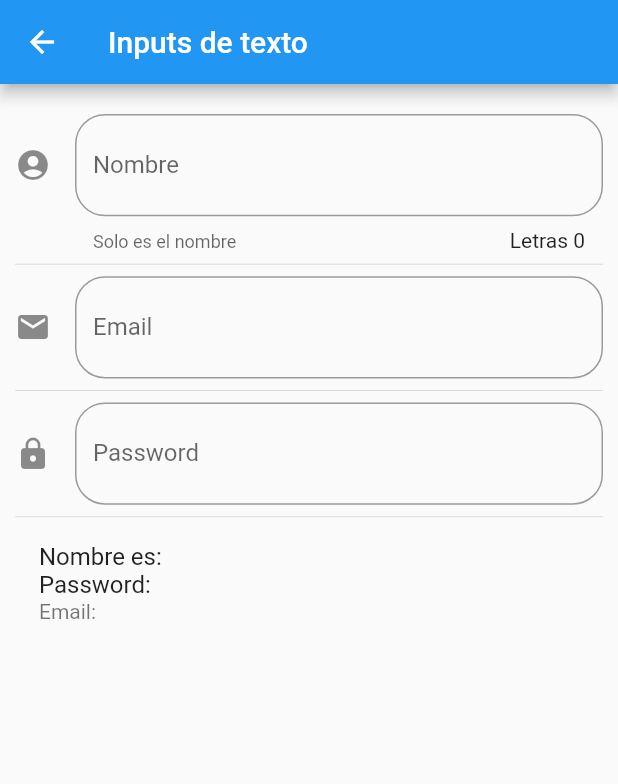
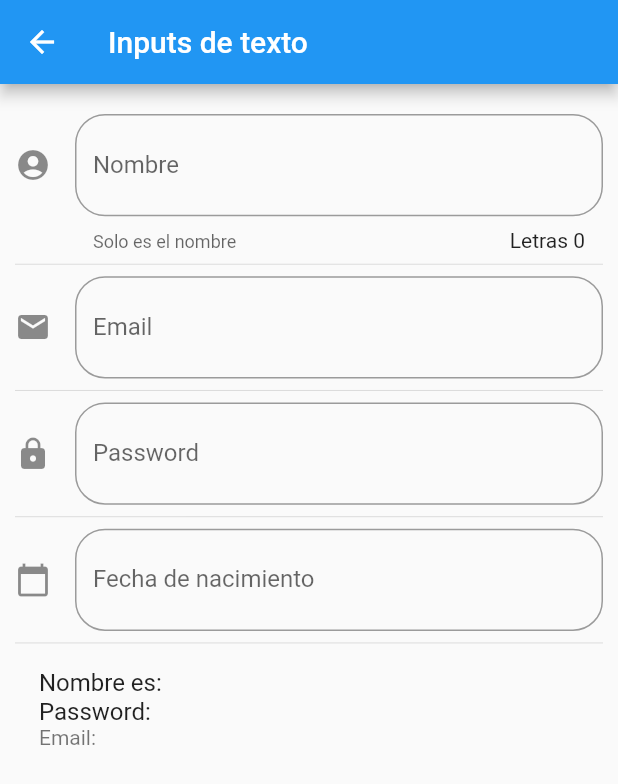
Before and after one commit to vinsfran/componentes, a Flutter app: the InputPage screen opened by its route, on a phone screen of 412 x 824 dp. Shown: the top 784 px of the screen. Run offline on Flutter 3.47's test engine with Material 2 defaults, Android fonts, the phone set to English and light mode, and no system bars.

Commit message:
81. Datepicker

```diff
--- a/lib/src/pages/input_page.dart
+++ b/lib/src/pages/input_page.dart
@@ -9,6 +9,9 @@ class _InputPageState extends State<InputPage> {
   String _nombre = '';
   String _email = '';
   String _password = '';
+  String _fecha = '';
+
+  TextEditingController _inputFieldDateController = new TextEditingController();
 
   @override
   Widget build(BuildContext context) {
@@ -24,6 +27,8 @@ class _InputPageState extends State<InputPage> {
           _crearEmail(),
           Divider(),
           _crearPassword(),
+          Divider(),
+          _crearFecha(context),
           Divider(),
           _crearPersona(),
         ],
@@ -81,6 +86,39 @@ class _InputPageState extends State<InputPage> {
     );
   }
 
+  Widget _crearFecha(BuildContext context) {
+    return TextField(
+      enableInteractiveSelection: false,
+      controller: _inputFieldDateController,
+      decoration: InputDecoration(
+          border: OutlineInputBorder(borderRadius: BorderRadius.circular(20.0)),
+          hintText: 'Fecha de nacimiento',
+          labelText: 'Fecha de nacimiento',
+          suffix: Icon(Icons.perm_contact_calendar),
+          icon: Icon(Icons.calendar_today)),
+      onTap: () {
+        FocusScope.of(context).requestFocus(new FocusNode());
+        _selectDate(context);
+      },
+    );
+  }
+
+  void _selectDate(BuildContext context) async {
+    DateTime picked = await showDatePicker(
+      context: context,
+      initialDate: new DateTime.now(),
+      firstDate: new DateTime(2018),
+      lastDate: new DateTime(2025),
+    );
+
+    if (picked != null) {
+      setState(() {
+        _fecha = picked.toString();
+        _inputFieldDateController.text = _fecha;
+      });
+    }
+  }
+
   Widget _crearPersona() {
     return ListTile(
       title: Text('Nombre es: $_nombre \nPassword: $_password'),
```
